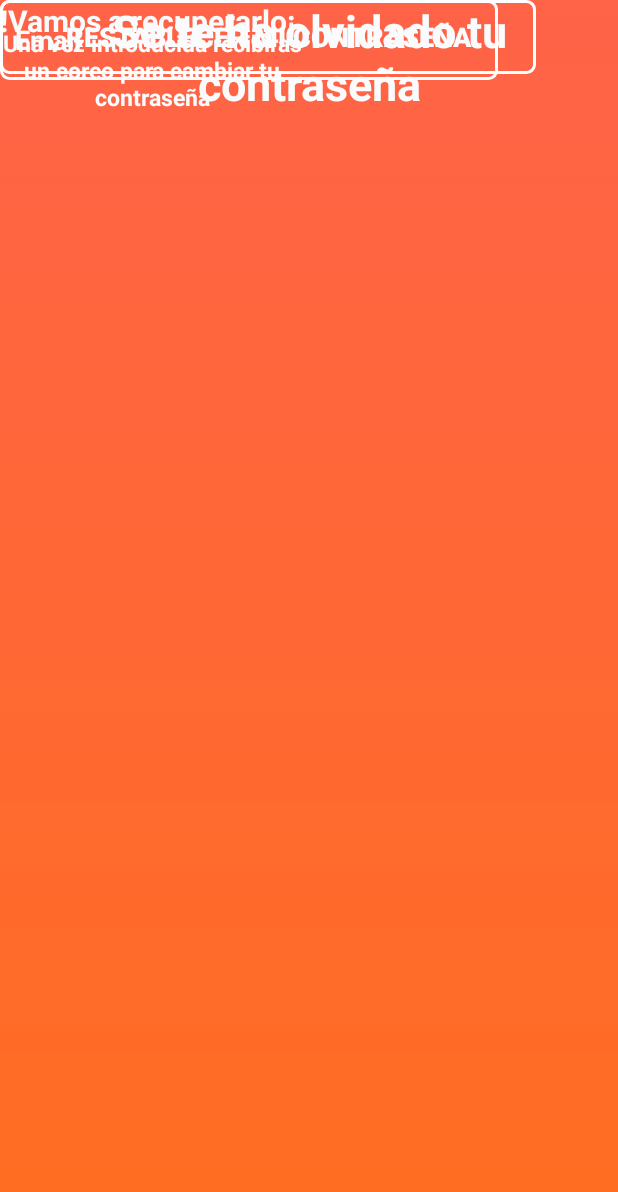
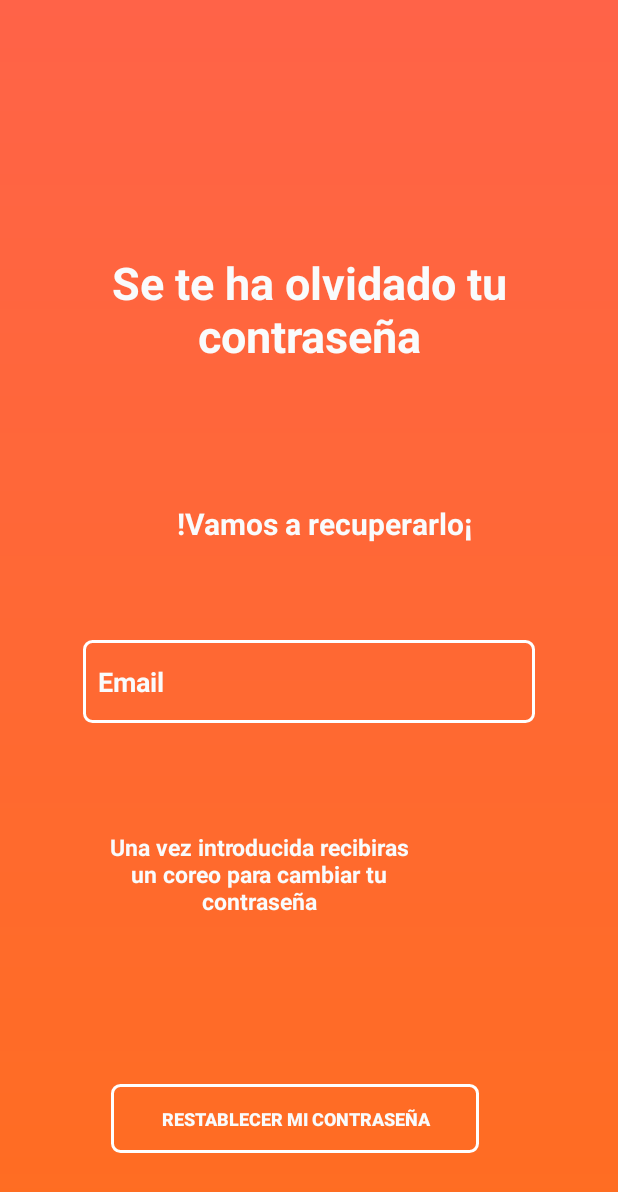
Before and after one commit to LeonardoCG/My_roomate, an Android app: the layout activity_restablecercontrasenia.xml on its own in the app's theme, with its tools: preview values and no code run, on a phone screen of 412 x 824 dp. Shown: the top 1192 px of the screen. Run offline under Robolectric (Android 15) with nearby library versions, the phone set to English and light mode, and no system bars.

Commit message:
corregir activyti restablecercontraseña

```diff
--- a/app/src/main/AndroidManifest.xml
+++ b/app/src/main/AndroidManifest.xml
@@ -14,20 +14,22 @@
             android:theme="@style/AppTheme.TemaPopup"></activity>
         <activity android:name=".PopupCambiada"
             android:theme="@style/AppTheme.TemaPopup"></activity>
-        <activity android:name=".restablecercontrasenia"></activity>
-        <activity android:name=".Login_Activity">
+        <activity android:name=".restablecercontrasenia">
             <intent-filter>
                 <action android:name="android.intent.action.MAIN" />
 
                 <category android:name="android.intent.category.LAUNCHER" />
             </intent-filter>
         </activity>
+        <activity android:name=".Login_Activity">
 
+        </activity>
         <activity
             android:name=".menu_nav"
             android:label="@string/title_activity_menu_nav">
         </activity>
         <activity android:name=".registro">
+
         </activity>
         <activity android:name=".MainActivity" />
 
--- a/app/src/main/res/layout/activity_restablecercontrasenia.xml
+++ b/app/src/main/res/layout/activity_restablecercontrasenia.xml
@@ -2,77 +2,106 @@
 <androidx.constraintlayout.widget.ConstraintLayout xmlns:android="http://schemas.android.com/apk/res/android"
     xmlns:app="http://schemas.android.com/apk/res-auto"
     xmlns:tools="http://schemas.android.com/tools"
-    android:layout_width="match_parent"
+    android:layout_width="wrap_content"
     android:layout_height="match_parent"
     android:background="@drawable/gradient_color"
     tools:context=".restablecercontrasenia">
 
     <TextView
         android:id="@+id/rtitlte1"
-        android:layout_width="wrap_content"
-        android:layout_height="wrap_content"
+        android:layout_width="351dp"
+        android:layout_height="82dp"
+        android:layout_marginStart="27dp"
+        android:layout_marginTop="123dp"
+        android:layout_marginEnd="27dp"
+        android:layout_marginBottom="45dp"
         android:gravity="center"
         android:text="Se te ha olvidado tu contraseña"
         android:textColor="@color/container_white"
         android:textSize="30sp"
         android:textStyle="bold"
-        tools:layout_editor_absoluteX="0dp"
-        tools:layout_editor_absoluteY="127dp"
+        app:layout_constraintBottom_toTopOf="@+id/rtitle2"
+        app:layout_constraintEnd_toEndOf="parent"
+        app:layout_constraintStart_toStartOf="parent"
+        app:layout_constraintTop_toTopOf="parent"
         tools:ignore="MissingConstraints" />
 
     <TextView
         android:id="@+id/rtitle2"
         android:layout_width="wrap_content"
         android:layout_height="wrap_content"
+        android:layout_marginStart="73dp"
+        android:layout_marginEnd="73dp"
+        android:layout_marginBottom="22dp"
         android:gravity="center"
         android:text="!Vamos a recuperarlo¡"
         android:textColor="@color/container_white"
         android:textSize="20sp"
         android:textStyle="bold"
-        tools:layout_editor_absoluteX="112dp"
-        tools:layout_editor_absoluteY="244dp"
+        app:layout_constraintBottom_toTopOf="@+id/rcorreo"
+        app:layout_constraintEnd_toEndOf="@+id/rbuttonPopup"
+        app:layout_constraintHorizontal_bias="0.13"
+        app:layout_constraintStart_toStartOf="@+id/rcorreo"
+        app:layout_constraintTop_toBottomOf="@+id/rtitlte1"
         tools:ignore="MissingConstraints" />
 
     <EditText
         android:id="@+id/rcorreo"
-        android:layout_width="332dp"
-        android:layout_height="53dp"
+        android:layout_width="301dp"
+        android:layout_height="55dp"
+        android:layout_marginStart="50dp"
+        android:layout_marginEnd="50dp"
+        android:layout_marginBottom="13dp"
         android:background="@drawable/btn_light"
         android:ems="10"
         android:inputType="textEmailAddress"
         android:textColor="@color/container_white"
         android:textSize="18sp"
         android:textStyle="bold"
+        app:layout_constraintBottom_toTopOf="@+id/rtitle3"
+        app:layout_constraintEnd_toEndOf="parent"
+        app:layout_constraintStart_toStartOf="parent"
+        app:layout_constraintTop_toBottomOf="@+id/rtitle2"
         tools:ignore="MissingConstraints"
-        tools:layout_editor_absoluteX="39dp"
-        tools:layout_editor_absoluteY="293dp"
         tools:text="Email" />
 
     <TextView
         android:id="@+id/rtitle3"
-        android:layout_width="203dp"
-        android:layout_height="93dp"
+        android:layout_width="200dp"
+        android:layout_height="91dp"
+        android:layout_marginStart="93dp"
+        android:layout_marginEnd="93dp"
+        android:layout_marginBottom="51dp"
         android:gravity="center"
         android:text="Una vez introducida recibiras un coreo para cambiar tu contraseña"
         android:textColor="@color/container_white"
         android:textSize="15sp"
         android:textStyle="bold"
-        tools:ignore="MissingConstraints"
-        tools:layout_editor_absoluteX="93dp"
-        tools:layout_editor_absoluteY="359dp" />
+        app:layout_constraintBottom_toTopOf="@+id/rbuttonPopup"
+        app:layout_constraintEnd_toEndOf="@+id/rbuttonPopup"
+        app:layout_constraintHorizontal_bias="0.31"
+        app:layout_constraintStart_toStartOf="parent"
+        app:layout_constraintTop_toBottomOf="@+id/rcorreo"
+        tools:ignore="MissingConstraints" />
 
     <Button
         android:id="@+id/rbuttonPopup"
-        android:layout_width="357dp"
-        android:layout_height="49dp"
+        android:layout_width="245dp"
+        android:layout_height="46dp"
+        android:layout_marginStart="50dp"
+        android:layout_marginEnd="50dp"
+        android:layout_marginBottom="13dp"
         android:background="@drawable/btn_light"
         android:gravity="center"
         android:text="Restablecer mi contraseña"
         android:textColor="@color/container_white"
-        android:textSize="18sp"
+        android:textSize="12sp"
         android:textStyle="bold"
-        tools:ignore="MissingConstraints"
-        tools:layout_editor_absoluteX="30dp"
-        tools:layout_editor_absoluteY="503dp" />
+        app:layout_constraintBottom_toBottomOf="parent"
+        app:layout_constraintEnd_toEndOf="parent"
+        app:layout_constraintHorizontal_bias="0.357"
+        app:layout_constraintStart_toStartOf="parent"
+        app:layout_constraintTop_toBottomOf="@+id/rtitle3"
+        tools:ignore="MissingConstraints" />
 
 </androidx.constraintlayout.widget.ConstraintLayout>
```
